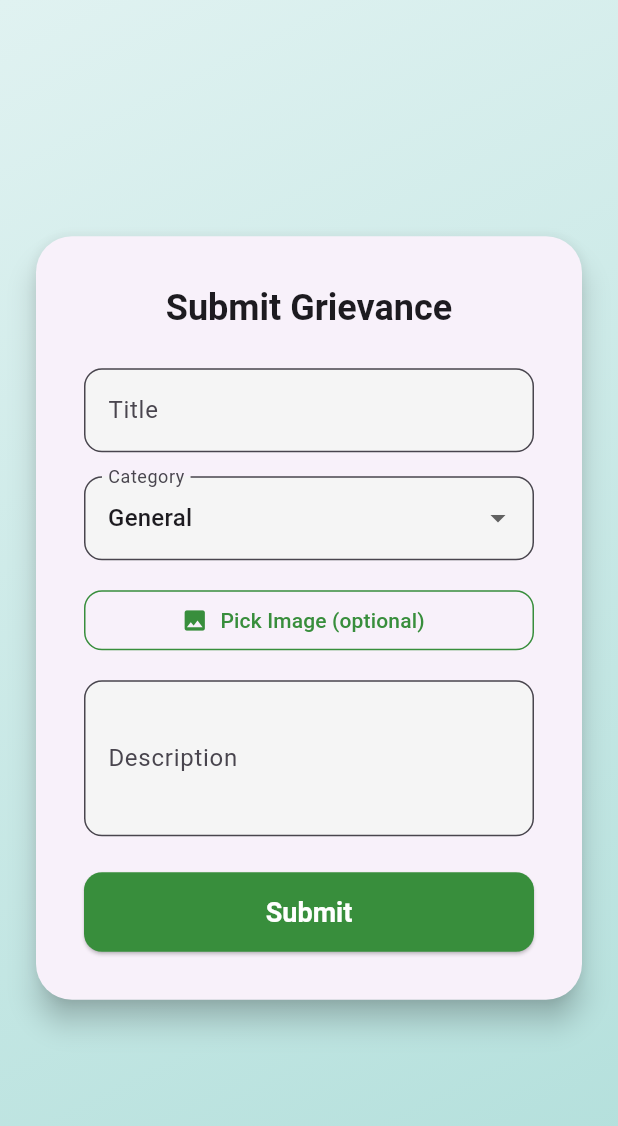
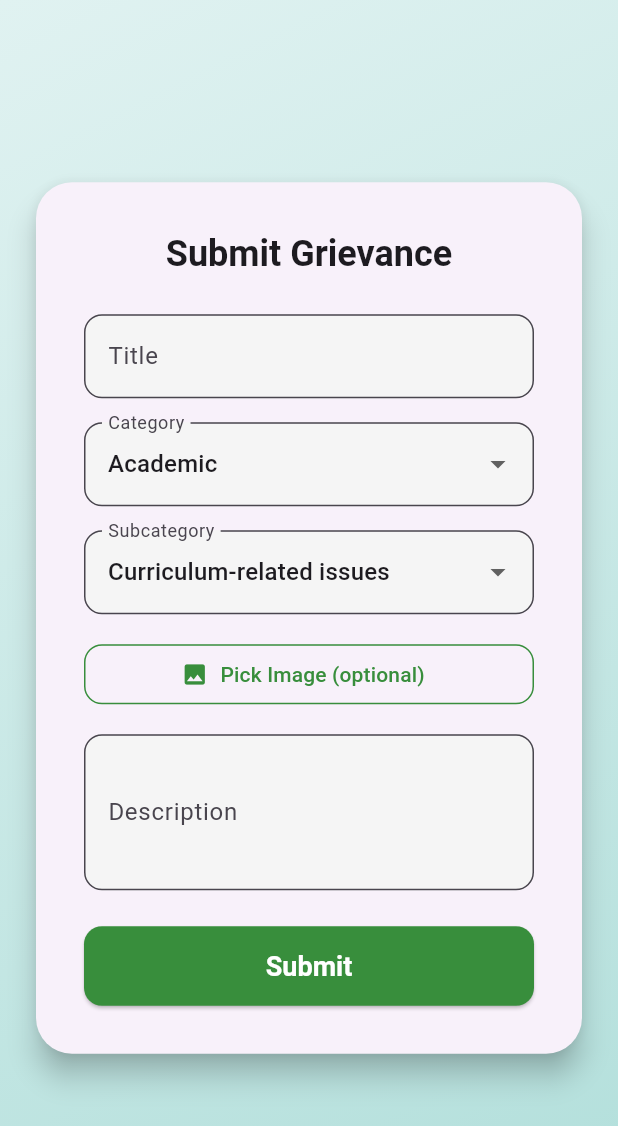
Before and after one commit to Pawan1618/grievance_management_app, a Flutter app: the SubmitGrievanceScreen widget shown alone on an empty page, opened directly, on a phone screen of 412 x 824 dp. Shown: the top 1126 px of the screen. Run offline on Flutter 3.47's test engine with Material 3 defaults, Android fonts, the phone set to English and light mode, and no system bars; our stand-ins replace cloud_firestore, firebase_auth, firebase_core, image_picker; accounts and stored records are empty.

Commit message:
added more content in drop down

```diff
--- a/lib/screens/submit_grievance_screen.dart
+++ b/lib/screens/submit_grievance_screen.dart
@@ -17,9 +17,103 @@ class _SubmitGrievanceScreenState extends State<SubmitGrievanceScreen> {
   final _formKey = GlobalKey<FormState>();
   String _title = '';
   String _description = '';
-  String _category = 'General';
+  String _category = 'Academic'; // instead of 'General'
+  String? _subCategory;
   File? _image;
-  final List<String> _categories = ['General', 'Academic', 'Hostel', 'Other'];
+  final List<String> _categories = [
+    'Academic',
+    'Hostel',
+    'Administrative',
+    'Disciplinary',
+    'Health & Safety',
+    'IT & Infrastructure',
+    'Equality & Harassment',
+    'Placement & Career',
+    'Campus Facilities',
+    'Miscellaneous',
+  ];
+
+  final Map<String, List<String>> _subCategories = {
+    'Academic': [
+      'Curriculum-related issues',
+      'Exam & Evaluation',
+      'Attendance discrepancies',
+      'Class rescheduling',
+      'Faculty behavior',
+      'Assignment or internal marks',
+      'Lab/Practical issues',
+      'Timetable conflicts',
+    ],
+    'Hostel': [
+      'Room allocation',
+      'Cleanliness & sanitation',
+      'Mess food quality',
+      'Water supply',
+      'Electricity issues',
+      'Wi-Fi/Internet problems',
+      'Wardens/Staff behavior',
+      'Maintenance requests',
+    ],
+    'Administrative': [
+      'Fees & Dues',
+      'Scholarships & Stipends',
+      'ID card or documents delay',
+      'Certificate/Transcript issues',
+      'Registration & Enrollment',
+      'Transport services',
+      'Mismanagement by office staff',
+    ],
+    'Disciplinary': [
+      'Ragging or bullying',
+      'Code of conduct violation',
+      'Harassment complaint',
+      'Unauthorized activities',
+      'Substance abuse',
+    ],
+    'Health & Safety': [
+      'Medical emergency response',
+      'Health center services',
+      'Mental health support',
+      'Safety hazards',
+      'Covid-related issues',
+    ],
+    'IT & Infrastructure': [
+      'Smart classroom issues',
+      'Projector/AV malfunction',
+      'Campus Wi-Fi problems',
+      'LMS/Portal access issues',
+      'App/Website bugs',
+      'Biometric attendance issues',
+    ],
+    'Equality & Harassment': [
+      'Gender discrimination',
+      'Caste-based issues',
+      'Disability support',
+      'Sexual harassment',
+      'Bias in evaluation',
+    ],
+    'Placement & Career': [
+      'Internship help',
+      'Placement procedure issues',
+      'Company selection bias',
+      'Resume building support',
+      'Communication gap with placement cell',
+    ],
+    'Campus Facilities': [
+      'Library services',
+      'Sports facilities',
+      'Cafeteria & canteen',
+      'Drinking water',
+      'Washroom hygiene',
+      'Parking issues',
+    ],
+    'Miscellaneous': [
+      'Lost & Found',
+      'Suggestions/Feedback',
+      'Complaint against unknown person',
+      'Others (with optional description)',
+    ],
+  };
 
   Future<void> _pickImage() async {
     final picked = await ImagePicker().pickImage(source: ImageSource.gallery);
@@ -74,7 +168,13 @@ class _SubmitGrievanceScreenState extends State<SubmitGrievanceScreen> {
                     DropdownButtonFormField<String>(
                       value: _category,
                       items: _categories.map((c) => DropdownMenuItem(value: c, child: Text(c))).toList(),
-                      onChanged: (v) => setState(() => _category = v ?? 'General'),
+                      onChanged: (v) {
+                        setState(() {
+                          _category = v ?? _categories.first;
+                          final subList = _subCategories[_category];
+                          _subCategory = (subList != null && subList.isNotEmpty) ? subList.first : null;
+                        });
+                      },
                       decoration: InputDecoration(
                         labelText: 'Category',
                         border: OutlineInputBorder(borderRadius: BorderRadius.circular(12)),
@@ -82,6 +182,24 @@ class _SubmitGrievanceScreenState extends State<SubmitGrievanceScreen> {
                         fillColor: Colors.grey.shade100,
                       ),
                     ),
+                    if (_subCategories[_category] != null && _subCategories[_category]!.isNotEmpty)
+                      Padding(
+                        padding: const EdgeInsets.only(top: 16.0),
+                        child: DropdownButtonFormField<String>(
+                          value: _subCategory ?? _subCategories[_category]!.first,
+                          items: _subCategories[_category]!
+                              .map((s) => DropdownMenuItem(value: s, child: Text(s)))
+                              .toList(),
+                          onChanged: (v) => setState(() => _subCategory = v),
+                          validator: (v) => v == null || v.isEmpty ? 'Select a subcategory' : null,
+                          decoration: InputDecoration(
+                            labelText: 'Subcategory',
+                            border: OutlineInputBorder(borderRadius: BorderRadius.circular(12)),
+                            filled: true,
+                            fillColor: Colors.grey.shade100,
+                          ),
+                        ),
+                      ),
                     const SizedBox(height: 16),
                     OutlinedButton.icon(
                       onPressed: _pickImage,
@@ -128,7 +246,7 @@ class _SubmitGrievanceScreenState extends State<SubmitGrievanceScreen> {
                             id: '',
                             title: _title,
                             description: _description,
-                            category: _category,
+                            category: _category + (_subCategory != null ? ' - $_subCategory' : ''),
                             status: 'Pending',
                             imageUrl: null, // Image upload to be implemented
                             remarks: null,
```
